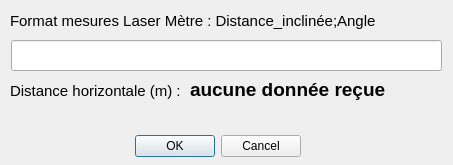
This is Laserm_dialog.ui in mariusfm54/APNCad as Qt 5 draws it before an edit. The edited form follows.
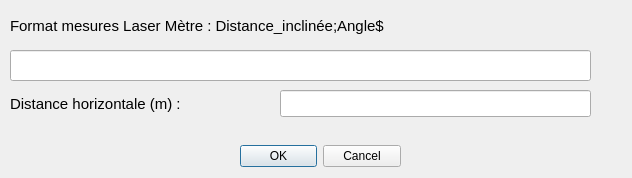
This is the edited form. Custom widgets are drawn as their Qt base class.

```diff
--- a/Laserm_dialog.ui
+++ b/Laserm_dialog.ui
@@ -6,8 +6,8 @@
    <rect>
     <x>0</x>
     <y>0</y>
-    <width>453</width>
-    <height>165</height>
+    <width>632</width>
+    <height>178</height>
    </rect>
   </property>
   <property name="windowTitle">
@@ -16,9 +16,9 @@
   <widget class="QDialogButtonBox" name="buttonBox">
    <property name="geometry">
     <rect>
-     <x>130</x>
-     <y>130</y>
-     <width>171</width>
+     <x>240</x>
+     <y>140</y>
+     <width>161</width>
      <height>32</height>
     </rect>
    </property>
@@ -34,8 +34,8 @@
     <rect>
      <x>10</x>
      <y>10</y>
-     <width>401</width>
-     <height>21</height>
+     <width>551</width>
+     <height>31</height>
     </rect>
    </property>
    <property name="font">
@@ -46,16 +46,16 @@
     </font>
    </property>
    <property name="text">
-    <string>Format mesures Laser Mètre : Distance_inclinée;Angle</string>
+    <string>Format mesures Laser Mètre : Distance_inclinée;Angle$</string>
    </property>
   </widget>
   <widget class="QLabel" name="label_2">
    <property name="geometry">
     <rect>
      <x>10</x>
-     <y>80</y>
-     <width>171</width>
-     <height>21</height>
+     <y>88</y>
+     <width>261</width>
+     <height>31</height>
     </rect>
    </property>
    <property name="font">
@@ -67,32 +67,12 @@
     <string>Distance horizontale (m) :</string>
    </property>
   </widget>
-  <widget class="QLabel" name="label_dist_horiz">
-   <property name="geometry">
-    <rect>
-     <x>190</x>
-     <y>74</y>
-     <width>241</width>
-     <height>31</height>
-    </rect>
-   </property>
-   <property name="font">
-    <font>
-     <pointsize>14</pointsize>
-     <weight>75</weight>
-     <bold>true</bold>
-    </font>
-   </property>
-   <property name="text">
-    <string>aucune donnée reçue</string>
-   </property>
-  </widget>
   <widget class="QgsFilterLineEdit" name="lineEdit_dist">
    <property name="geometry">
     <rect>
-     <x>11</x>
-     <y>40</y>
-     <width>431</width>
+     <x>10</x>
+     <y>50</y>
+     <width>581</width>
      <height>31</height>
     </rect>
    </property>
@@ -100,6 +80,22 @@
     <string notr="true"/>
    </property>
   </widget>
+  <widget class="QgsFilterLineEdit" name="lineEdit_dist_horiz">
+   <property name="enabled">
+    <bool>true</bool>
+   </property>
+   <property name="geometry">
+    <rect>
+     <x>280</x>
+     <y>90</y>
+     <width>311</width>
+     <height>27</height>
+    </rect>
+   </property>
+   <property name="qgisRelation" stdset="0">
+    <string notr="true"/>
+   </property>
+  </widget>
  </widget>
  <customwidgets>
   <customwidget>
```
Left out of the diff: 2 changed lines with no effect on the pictures.
